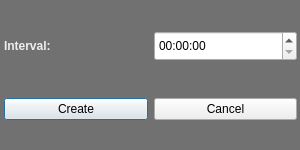
The window that SmartTimer/addtimerdialog.ui (secondYearProjects/SmartTimer) describes before a commit, drawn with Qt 5.
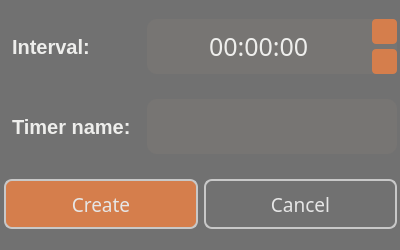
The same window after the commit.

Commit message: Redesign GUI and add Timer Name

```diff
--- a/SmartTimer/addtimerdialog.ui
+++ b/SmartTimer/addtimerdialog.ui
@@ -6,20 +6,20 @@
    <rect>
     <x>0</x>
     <y>0</y>
-    <width>300</width>
-    <height>150</height>
+    <width>400</width>
+    <height>250</height>
    </rect>
   </property>
   <property name="minimumSize">
    <size>
-    <width>300</width>
+    <width>400</width>
     <height>150</height>
    </size>
   </property>
   <property name="maximumSize">
    <size>
-    <width>300</width>
-    <height>150</height>
+    <width>400</width>
+    <height>300</height>
    </size>
   </property>
   <property name="windowTitle">
@@ -30,8 +30,8 @@
     <rect>
      <x>0</x>
      <y>0</y>
-     <width>301</width>
-     <height>151</height>
+     <width>401</width>
+     <height>251</height>
     </rect>
    </property>
    <property name="styleSheet">
@@ -44,7 +44,64 @@
 QLabel {
 	color: rgb(238, 238, 236);
 	font: bold;
-}</string>
+	margin-left: 3px;
+}
+
+QPushButton {
+	background-color: rgb(113, 113, 113);	
+	border: 2px solid rgb(200,200,200);
+	border-radius: 8px;
+	
+	font: 14pt bold;
+	color: rgb(230,230,230);
+}
+
+QPushButton#createButton {
+	
+	background-color: rgb(213, 126, 76);
+}
+
+QLineEdit {
+	border-radius: 10px;
+	color: rgb(238, 238, 236);
+	background-color: rgb(255, 204, 157,10);
+}
+
+QTimeEdit {
+	border-radius: 10px;
+	color: rgb(238, 238, 236);
+	font: 19pt bold;
+	background-color: rgb(255, 204, 157,10);
+}
+
+QTimeEdit::up-button  {
+	subcontrol-origin: border;
+	 subcontrol-position: top right;	
+
+	background-color: rgb(213, 126, 76);
+	width: 25px;
+	height: 25px;
+	border-width: 3px;
+	border-color: rgb(85, 87, 83);
+	border-radius: 4px;
+
+	margin-bottom: 2px;
+}
+
+QTimeEdit::down-button  {
+	subcontrol-origin: border;
+	subcontrol-position: bottom right;
+
+	background-color: rgb(213, 126, 76);
+	width: 25px;
+	height: 25px;
+	border-width: 3px;
+	border-color: rgb(85, 87, 83);
+	border-radius: 4px;
+	margin-top: 2px;
+}
+
+</string>
    </property>
    <layout class="QGridLayout" name="gridLayout">
     <property name="leftMargin">
@@ -57,6 +114,14 @@
      <layout class="QHBoxLayout" name="horizontalLayout_2">
       <item>
        <widget class="QLabel" name="label">
+        <property name="font">
+         <font>
+          <pointsize>15</pointsize>
+          <weight>75</weight>
+          <italic>false</italic>
+          <bold>true</bold>
+         </font>
+        </property>
         <property name="text">
          <string>Interval:</string>
         </property>
@@ -66,13 +131,37 @@
        <widget class="QTimeEdit" name="interval">
         <property name="minimumSize">
          <size>
-          <width>0</width>
-          <height>30</height>
+          <width>250</width>
+          <height>55</height>
          </size>
         </property>
+        <property name="maximumSize">
+         <size>
+          <width>250</width>
+          <height>55</height>
+         </size>
+        </property>
+        <property name="font">
+         <font>
+          <family>12</family>
+          <pointsize>19</pointsize>
+          <weight>50</weight>
+          <italic>false</italic>
+          <bold>false</bold>
+         </font>
+        </property>
         <property name="focusPolicy">
          <enum>Qt::StrongFocus</enum>
         </property>
+        <property name="wrapping">
+         <bool>false</bool>
+        </property>
+        <property name="alignment">
+         <set>Qt::AlignCenter</set>
+        </property>
+        <property name="accelerated">
+         <bool>false</bool>
+        </property>
         <property name="displayFormat">
          <string>HH:mm:ss</string>
         </property>
@@ -81,9 +170,69 @@
      </layout>
     </item>
     <item row="1" column="0">
+     <layout class="QHBoxLayout" name="horizontalLayout_3">
+      <item>
+       <widget class="QLabel" name="label_2">
+        <property name="font">
+         <font>
+          <pointsize>15</pointsize>
+          <weight>75</weight>
+          <italic>false</italic>
+          <bold>true</bold>
+         </font>
+        </property>
+        <property name="text">
+         <string>Timer name:</string>
+        </property>
+       </widget>
+      </item>
+      <item>
+       <widget class="QLineEdit" name="timerName">
+        <property name="minimumSize">
+         <size>
+          <width>250</width>
+          <height>55</height>
+         </size>
+        </property>
+        <property name="maximumSize">
+         <size>
+          <width>250</width>
+          <height>55</height>
+         </size>
+        </property>
+        <property name="font">
+         <font>
+          <pointsize>16</pointsize>
+          <weight>75</weight>
+          <bold>true</bold>
+         </font>
+        </property>
+        <property name="maxLength">
+         <number>25</number>
+        </property>
+        <property name="alignment">
+         <set>Qt::AlignCenter</set>
+        </property>
+       </widget>
+      </item>
+     </layout>
+    </item>
+    <item row="2" column="0">
      <layout class="QHBoxLayout" name="horizontalLayout">
       <item>
        <widget class="QPushButton" name="createButton">
+        <property name="minimumSize">
+         <size>
+          <width>0</width>
+          <height>50</height>
+         </size>
+        </property>
+        <property name="maximumSize">
+         <size>
+          <width>16777215</width>
+          <height>50</height>
+         </size>
+        </property>
         <property name="text">
          <string>Create</string>
         </property>
@@ -91,6 +240,18 @@
       </item>
       <item>
        <widget class="QPushButton" name="cancelButton">
+        <property name="minimumSize">
+         <size>
+          <width>0</width>
+          <height>50</height>
+         </size>
+        </property>
+        <property name="maximumSize">
+         <size>
+          <width>16777215</width>
+          <height>50</height>
+         </size>
+        </property>
         <property name="text">
          <string>Cancel</string>
         </property>
```
The commit also changes 7 other files.
